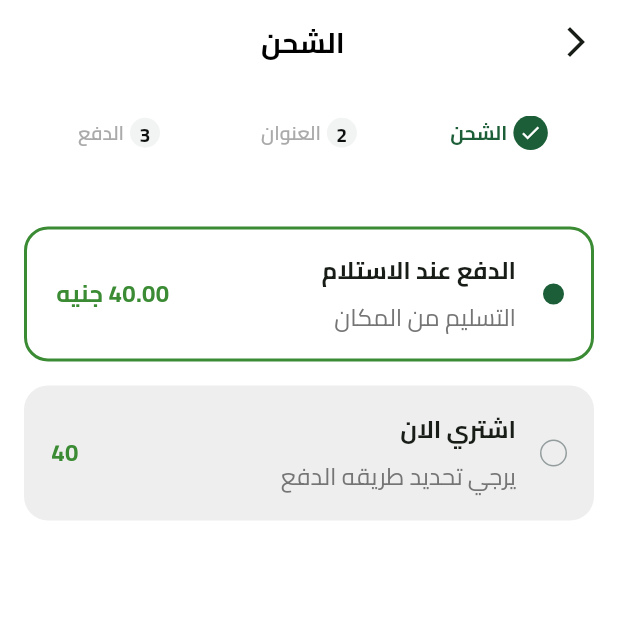
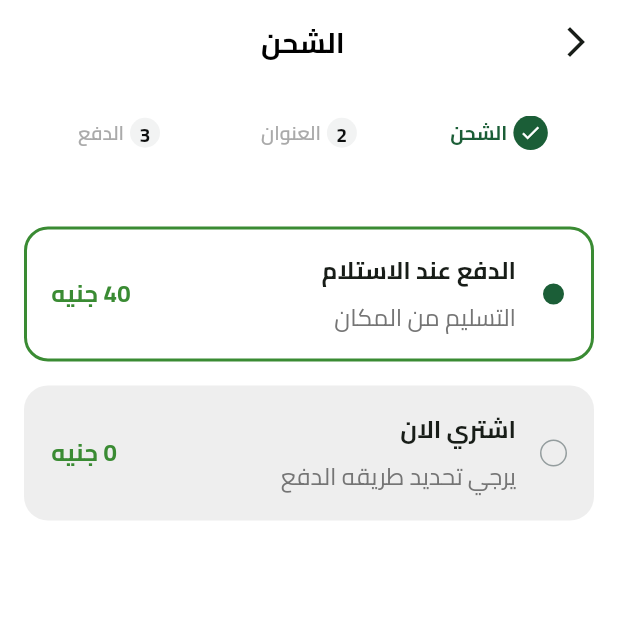
Before and after one commit to FlutterSmith/E-FruitsHub, a Flutter app: the CheckoutView screen opened directly with empty values, on a phone screen of 412 x 824 dp, the top half of it. Run offline on Flutter 3.47's test engine with Material 3 defaults, Android fonts, the phone set to English and light mode, and no system bars; our stand-ins replace bloc, cached_network_image, cloud_firestore, dartz, dots_indicator, firebase_auth and 7 more; missing offline and left inert: svg_flutter; accounts and stored records are empty; project files that could hold a hidden picture were left out.

Commit message:
Refactor OrderEntity and ShippingSection widgets
- Updated OrderEntity to change the visibility of payWithCash property.
- Modified shipping price calculation in _buildCashOnDeliveryOption and _buildBuyNowOption methods to correctly reflect total price.
- Updated APK and related files due to changes in the build process.

```diff
--- a/lib/features/checkout/domain/entites/order_entity.dart
+++ b/lib/features/checkout/domain/entites/order_entity.dart
@@ -4,7 +4,7 @@ import 'package:fruits_hub/features/home/domain/entites/cart_item_entity.dart';
 
 class OrderEntity {
   final CartEntity cartEntity;
-  final bool? payWithCash;
+   bool? payWithCash;
   final ShippingAddressEntity? shippingAddressEntity;
 
   OrderEntity(this.cartEntity, {this.payWithCash, this.shippingAddressEntity});
--- a/lib/features/checkout/presentation/views/widgets/shipping_section.dart
+++ b/lib/features/checkout/presentation/views/widgets/shipping_section.dart
@@ -48,7 +48,8 @@ class _ShippingSectionState extends State<ShippingSection> {
   Widget _buildCashOnDeliveryOption() {
     return ShippingItem(
       title: 'الدفع عند الاستلام',
-      price: '40.00 جنيه ',
+      price:
+          '${context.read<OrderEntity>().cartEntity.getTotalPrice() + 40} جنيه',
       isSelected: isCashOnDeliverySelected,
       subtitle: 'التسليم من المكان',
       onTap: () => _toggleShippingOption(true),
@@ -59,8 +60,7 @@ class _ShippingSectionState extends State<ShippingSection> {
   Widget _buildBuyNowOption() {
     return ShippingItem(
       title: 'اشتري الان',
-      price: (context.read<OrderEntity>().cartEntity.getTotalPrice() + 40)
-          .toString(),
+      price: '${context.read<OrderEntity>().cartEntity.getTotalPrice()} جنيه',
       isSelected: !isCashOnDeliverySelected,
       subtitle: 'يرجي تحديد طريقه الدفع',
       onTap: () => _toggleShippingOption(false),
```
Also changed, not shown: 18 other files.
